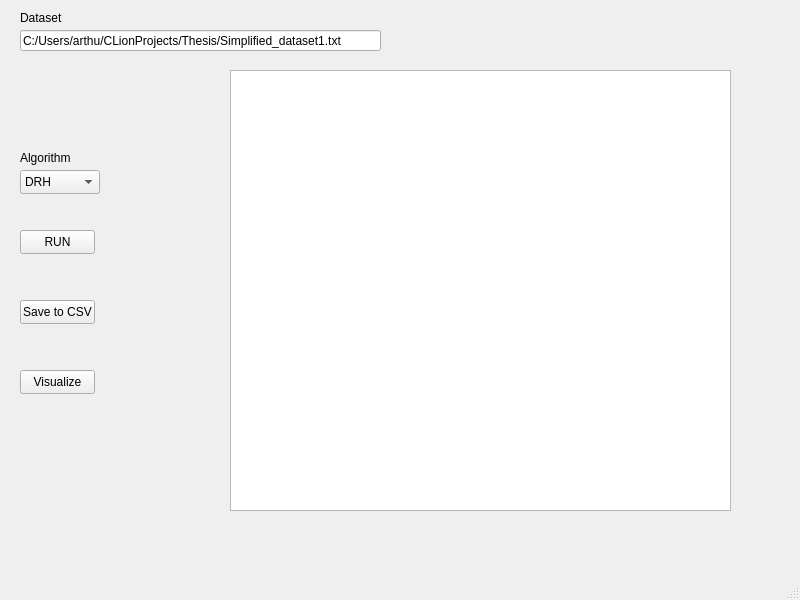
Qt form MainWindow.ui (ArthurVGitHub/RealTime-Data-Compression-Simulator) before a commit.
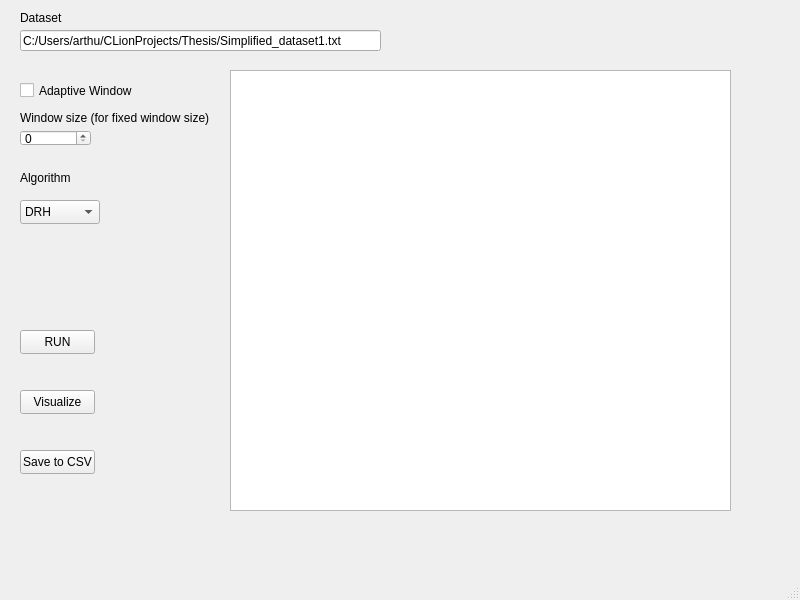
The same form after that commit.

Commit message: Added option to chose between adaptive window size or fixes size

Patch:
```diff
--- a/MainWindow.ui
+++ b/MainWindow.ui
@@ -18,7 +18,7 @@
     <property name="geometry">
      <rect>
       <x>20</x>
-      <y>230</y>
+      <y>330</y>
       <width>75</width>
       <height>24</height>
      </rect>
@@ -41,7 +41,7 @@
     <property name="geometry">
      <rect>
       <x>20</x>
-      <y>170</y>
+      <y>200</y>
       <width>80</width>
       <height>24</height>
      </rect>
@@ -94,7 +94,7 @@
     <property name="geometry">
      <rect>
       <x>20</x>
-      <y>150</y>
+      <y>170</y>
       <width>71</width>
       <height>16</height>
      </rect>
@@ -120,7 +120,7 @@
     <property name="geometry">
      <rect>
       <x>20</x>
-      <y>300</y>
+      <y>450</y>
       <width>75</width>
       <height>24</height>
      </rect>
@@ -133,7 +133,7 @@
     <property name="geometry">
      <rect>
       <x>20</x>
-      <y>370</y>
+      <y>390</y>
       <width>75</width>
       <height>24</height>
      </rect>
@@ -145,6 +145,42 @@
      <bool>false</bool>
     </property>
    </widget>
+   <widget class="QCheckBox" name="adaptiveCheckBox">
+    <property name="geometry">
+     <rect>
+      <x>20</x>
+      <y>80</y>
+      <width>121</width>
+      <height>21</height>
+     </rect>
+    </property>
+    <property name="text">
+     <string>Adaptive Window</string>
+    </property>
+   </widget>
+   <widget class="QSpinBox" name="windowSizeSpinBox">
+    <property name="geometry">
+     <rect>
+      <x>20</x>
+      <y>130</y>
+      <width>71</width>
+      <height>16</height>
+     </rect>
+    </property>
+   </widget>
+   <widget class="QLabel" name="label_3">
+    <property name="geometry">
+     <rect>
+      <x>20</x>
+      <y>110</y>
+      <width>191</width>
+      <height>16</height>
+     </rect>
+    </property>
+    <property name="text">
+     <string>Window size (for fixed window size)</string>
+    </property>
+   </widget>
   </widget>
   <widget class="QMenuBar" name="menubar">
    <property name="geometry">
```
The commit also changes 4 other files.
